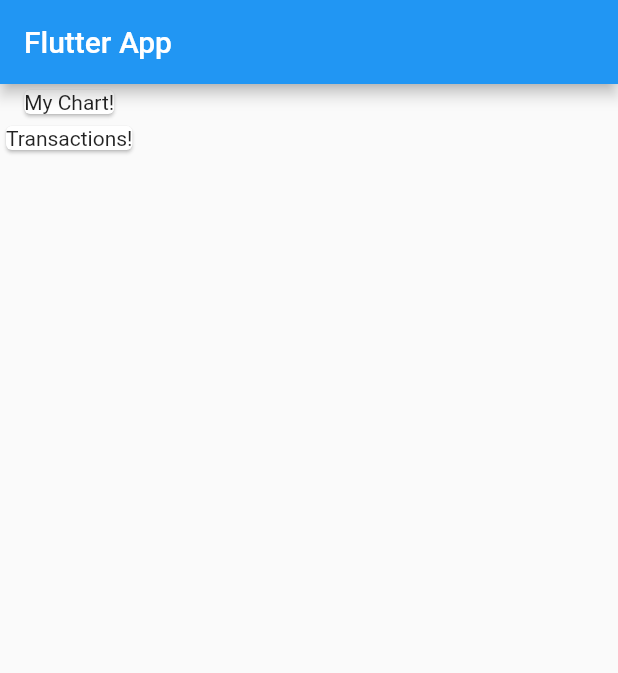
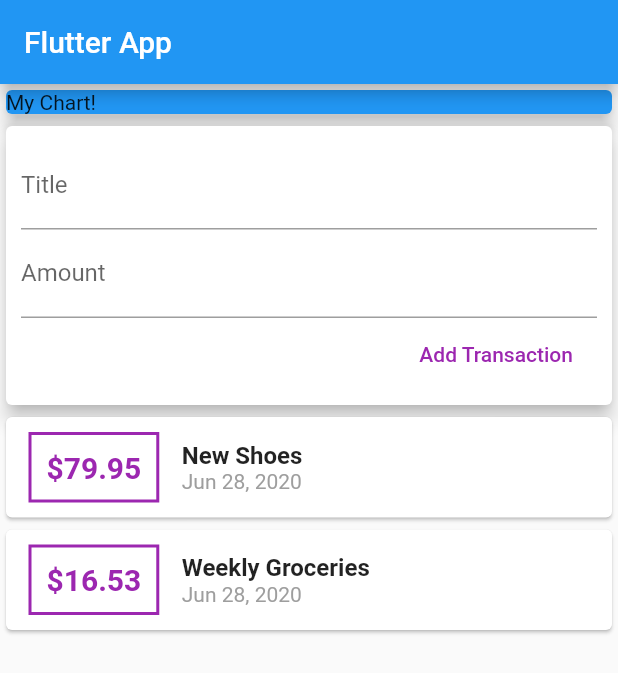
Before and after one commit to alexsilva75/flutter_my_expenses_app, a Flutter app: the screen it shows after launch, on a phone screen of 412 x 824 dp. Shown: the top 673 px of the screen. Run offline on Flutter 3.47's test engine with Material 2 defaults, Android fonts, the phone set to English and light mode, and no system bars.

Commit message:
Splitting the main app in multiple widget files; Using SingleChildView, ListView; Creating new Transactions

```diff
--- a/lib/main.dart
+++ b/lib/main.dart
@@ -1,4 +1,5 @@
 import 'package:flutter/material.dart';
+import './widgets/user_transactions.dart';
 
 void main() {
   runApp(MyApp());
@@ -21,19 +22,22 @@ class MyHomePage extends StatelessWidget {
       appBar: AppBar(
         title: Text('Flutter App'),
       ),
-      body: Column(
-        children: <Widget>[
-          Card(
-            child: Text(
-              'My Chart!',
+      body: SingleChildScrollView(
+        child: Column(
+          //mainAxisAlignment: MainAxisAlignment.start,
+          crossAxisAlignment: CrossAxisAlignment.stretch,
+          children: <Widget>[
+            Container(
+              width: double.infinity,
+              child: Card(
+                color: Colors.blue,
+                child: Text('My Chart!'),
+                elevation: 5,
+              ),
             ),
-          ),
-           Card(
-            child: Text(
-              'Transactions!',
-            ),
-          ),
-        ],
+            UserTransactions(),
+          ],
+        ),
       ),
     );
   }
--- /dev/null
+++ b/lib/models/transaction.dart
@@ -0,0 +1,15 @@
+import 'package:flutter/foundation.dart';
+
+class Transaction {
+  final String id;
+  final String title;
+  final double amount;
+  final DateTime date;
+
+  Transaction({
+    @required this.id,
+    @required this.title,
+    @required this.amount,
+    @required this.date,
+  });
+}
--- /dev/null
+++ b/lib/widgets/new_transaction.dart
@@ -0,0 +1,46 @@
+import 'package:flutter/material.dart';
+
+class NewTransaction extends StatelessWidget {
+  final titleController = TextEditingController();
+  final amountController = TextEditingController();
+  final Function addNewTransaction;
+
+  NewTransaction(this.addNewTransaction);
+
+  @override
+  Widget build(BuildContext context) {
+    return Card(
+      child: Container(
+        padding: EdgeInsets.all(10),
+        child: Column(
+          crossAxisAlignment: CrossAxisAlignment.end,
+          children: <Widget>[
+            TextField(
+              decoration: InputDecoration(labelText: 'Title'),
+              controller: titleController,
+              // onChanged: (value) {
+              //   titleInput = value;
+              // },
+            ),
+            TextField(
+              decoration: InputDecoration(labelText: 'Amount'),
+              controller: amountController,
+              //onChanged: (value) => amountInput = value,
+            ),
+            FlatButton(
+              child: Text('Add Transaction'),
+              textColor: Colors.purple,
+              onPressed: () {
+                addNewTransaction(
+                  titleController.text,
+                  double.parse(amountController.text),
+                );
+              },
+            ),
+          ],
+        ),
+      ),
+      elevation: 5,
+    );
+  }
+}
--- /dev/null
+++ b/lib/widgets/transaction_list.dart
@@ -0,0 +1,64 @@
+import 'package:flutter/material.dart';
+import 'package:intl/intl.dart';
+import '../models/transaction.dart';
+
+class TransactionList extends StatelessWidget {
+  final List<Transaction> userTransactions;
+
+  TransactionList(this.userTransactions);
+
+  @override
+  Widget build(BuildContext context) {
+    return Container(
+      height: 300,
+      child: ListView.builder(
+        itemBuilder: (ctx, index) {
+          return Card(
+            child: Row(
+              children: <Widget>[
+                Container(
+                  margin: EdgeInsets.symmetric(
+                    vertical: 10,
+                    horizontal: 15,
+                  ),
+                  decoration: BoxDecoration(
+                    border: Border.all(
+                      color: Colors.purple,
+                      width: 2,
+                    ),
+                  ),
+                  padding: EdgeInsets.all(10),
+                  child: Text(
+                    '\$${userTransactions[index].amount}',
+                    style: TextStyle(
+                      fontWeight: FontWeight.bold,
+                      fontSize: 20,
+                      color: Colors.purple,
+                    ),
+                  ),
+                ),
+                Column(
+                  crossAxisAlignment: CrossAxisAlignment.start,
+                  children: <Widget>[
+                    Text(
+                      userTransactions[index].title,
+                      style: TextStyle(
+                        fontSize: 16,
+                        fontWeight: FontWeight.bold,
+                      ),
+                    ),
+                    Text(
+                      DateFormat.yMMMd().format(userTransactions[index].date),
+                      style: TextStyle(color: Colors.grey),
+                    ),
+                  ],
+                )
+              ],
+            ),
+          );
+        },
+        itemCount: userTransactions.length,
+      ),
+    );
+  }
+}
--- /dev/null
+++ b/lib/widgets/user_transactions.dart
@@ -0,0 +1,46 @@
+import 'package:flutter/material.dart';
+import './transaction_list.dart';
+import './new_transaction.dart';
+import '../models/transaction.dart';
+
+class UserTransactions extends StatefulWidget {
+  @override
+  _UserTransactionsState createState() => _UserTransactionsState();
+}
+
+class _UserTransactionsState extends State<UserTransactions> {
+  final List<Transaction> _userTransactions = [
+    Transaction(
+      id: 't1',
+      title: 'New Shoes',
+      amount: 79.95,
+      date: DateTime.now(),
+    ),
+    Transaction(
+      id: 't2',
+      title: 'Weekly Groceries',
+      amount: 16.53,
+      date: DateTime.now(),
+    ),
+  ];
+
+  void _addNewTransaction(String title, double amount) {
+    final newTx = Transaction(
+        title: title,
+        amount: amount,
+        date: DateTime.now(),
+        id: DateTime.now().toString());
+
+    setState(() {
+      _userTransactions.add(newTx);
+    });
+  }
+
+  @override
+  Widget build(BuildContext context) {
+    return Column(children: [
+      NewTransaction(_addNewTransaction),
+      TransactionList(_userTransactions),
+    ]);
+  }
+}
--- a/pubspec.yaml
+++ b/pubspec.yaml
@@ -23,7 +23,7 @@ environment:
 dependencies:
   flutter:
     sdk: flutter
-
+  intl: ^0.16.1
 
   # The following adds the Cupertino Icons font to your application.
   # Use with the CupertinoIcons class for iOS style icons.
```
Also changed, not shown: pubspec.lock.
